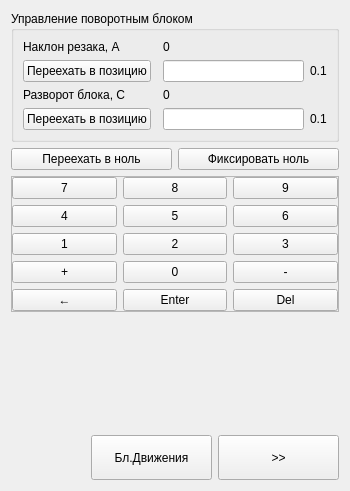
The window that phx-cnc-ui-mainform/src/forms/CXOperBevelHead.ui (superkulpa/phx-cnc-ui) describes before a commit, drawn with Qt 5.
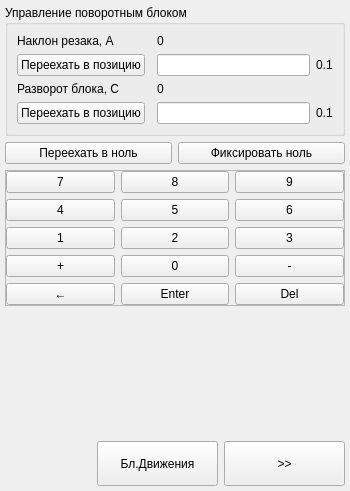
The same window after the commit. Custom widgets are drawn as their Qt base class.

The edit to the form file:
```diff
--- a/phx-cnc-ui-mainform/src/forms/CXOperBevelHead.ui
+++ b/phx-cnc-ui-mainform/src/forms/CXOperBevelHead.ui
@@ -14,6 +14,9 @@
    <string>Form</string>
   </property>
   <layout class="QVBoxLayout" name="verticalLayout">
+   <property name="margin">
+    <number>5</number>
+   </property>
    <item>
     <widget class="QGroupBox" name="groupBox">
      <property name="title">
```
